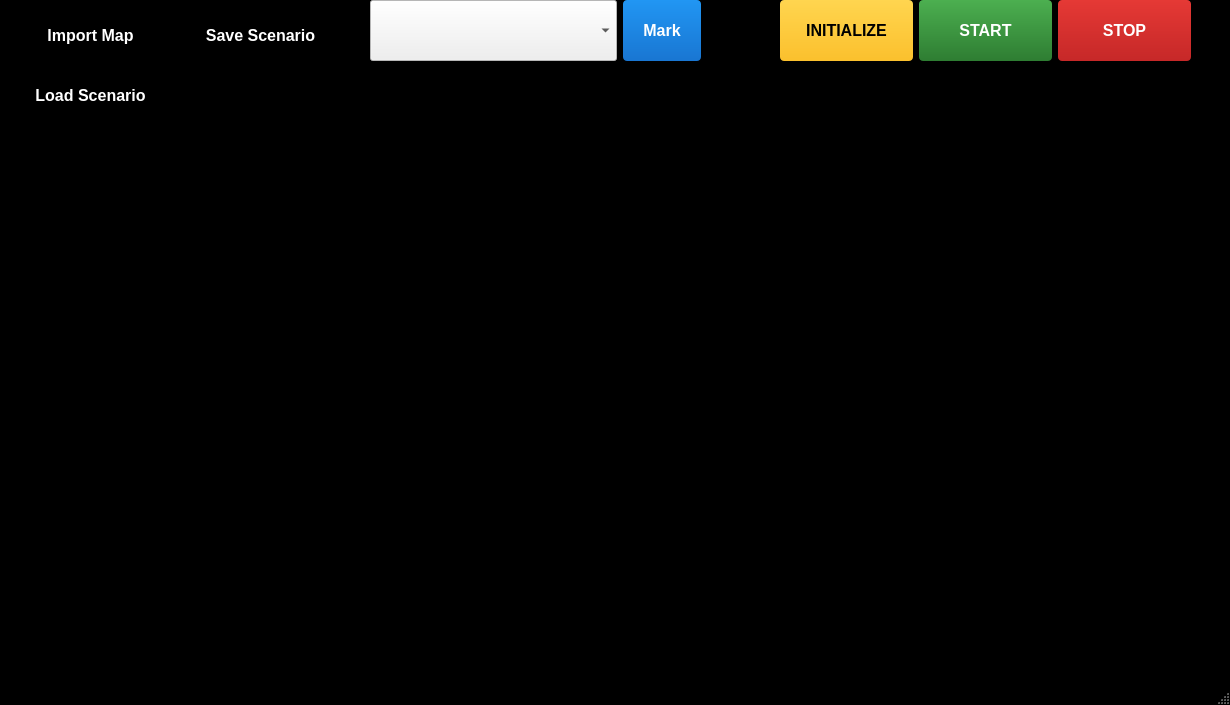
Above: cvistarplanner.ui from shridharbhandiwad/Zoppler_MissionPlannerQt before the change. Below: the same form after it.
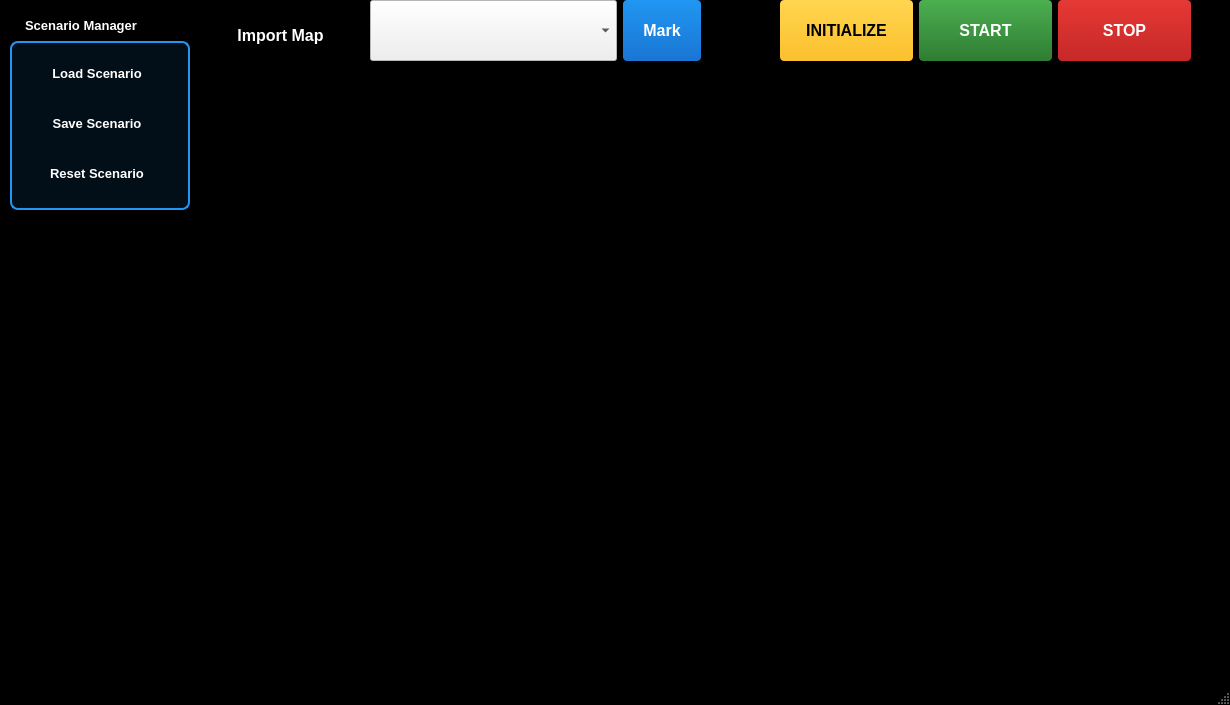
That is the form after the change. Custom widgets are drawn as their Qt base class.

Commit message:
feat: Add reset scenario functionality and UI tab
This commit introduces a new "Reset Scenario" button and integrates it into a "Scenario Manager" tab widget. The `CMapCanvas` class now has a `resetScenario` method to clear all objects and routes from the map. The UI has been updated to include the new tab and button, and the `CVistarPlanner` class handles the button click event.

```diff
--- a/cvistarplanner.ui
+++ b/cvistarplanner.ui
@@ -435,7 +435,7 @@
       <widget class="QPushButton" name="pushButton_ImportMaps">
        <property name="geometry">
         <rect>
-         <x>10</x>
+         <x>200</x>
          <y>10</y>
          <width>161</width>
          <height>51</height>
@@ -481,88 +481,79 @@
         <string>Import Map</string>
        </property>
       </widget>
-      <widget class="QPushButton" name="pushButton_SaveScenario">
+      <widget class="QTabWidget" name="tabWidget_ScenarioManager">
        <property name="geometry">
         <rect>
-         <x>180</x>
+         <x>10</x>
          <y>10</y>
-         <width>161</width>
-         <height>51</height>
+         <width>180</width>
+         <height>200</height>
         </rect>
        </property>
-       <property name="sizePolicy">
-        <sizepolicy hsizetype="Expanding" vsizetype="Expanding">
-         <horstretch>0</horstretch>
-         <verstretch>0</verstretch>
-        </sizepolicy>
-       </property>
        <property name="font">
         <font>
-         <pointsize>12</pointsize>
+         <pointsize>10</pointsize>
          <bold>true</bold>
         </font>
        </property>
-       <property name="autoFillBackground">
-        <bool>false</bool>
-       </property>
        <property name="styleSheet">
-        <string notr="true">QPushButton {
-    background-color: qlineargradient(x1:0, y1:0, x2:0, y2:1,
-                                      stop:0 #FF9800,
-                                      stop:1 #F57C00);
-    border: none;
-    color: white;
-    padding: 10px 20px;
+        <string notr="true">QTabWidget::pane {
+    border: 2px solid #2196F3;
     border-radius: 8px;
+    background-color: rgba(33, 150, 243, 0.1);
 }
 
-QPushButton:hover {
+QTabBar::tab {
     background-color: qlineargradient(x1:0, y1:0, x2:0, y2:1,
-                                      stop:0 #FFB74D,
-                                      stop:1 #FB8C00);
+                                      stop:0 #2196F3,
+                                      stop:1 #1976D2);
+    color: white;
+    padding: 8px 15px;
+    border-top-left-radius: 6px;
+    border-top-right-radius: 6px;
+    margin-right: 2px;
 }
 
-QPushButton:pressed {
-    background-color: #E65100;
+QTabBar::tab:selected {
+    background-color: qlineargradient(x1:0, y1:0, x2:0, y2:1,
+                                      stop:0 #42A5F5,
+                                      stop:1 #1E88E5);
+}
+
+QTabBar::tab:hover {
+    background-color: qlineargradient(x1:0, y1:0, x2:0, y2:1,
+                                      stop:0 #64B5F6,
+                                      stop:1 #2196F3);
 }</string>
        </property>
-       <property name="text">
-        <string>Save Scenario</string>
-       </property>
-      </widget>
-      <widget class="QPushButton" name="pushButton_LoadScenario">
-       <property name="geometry">
-        <rect>
-         <x>10</x>
-         <y>70</y>
-         <width>161</width>
-         <height>51</height>
-        </rect>
-       </property>
-       <property name="sizePolicy">
-        <sizepolicy hsizetype="Expanding" vsizetype="Expanding">
-         <horstretch>0</horstretch>
-         <verstretch>0</verstretch>
-        </sizepolicy>
-       </property>
-       <property name="font">
-        <font>
-         <pointsize>12</pointsize>
-         <bold>true</bold>
-        </font>
-       </property>
-       <property name="autoFillBackground">
-        <bool>false</bool>
-       </property>
-       <property name="styleSheet">
-        <string notr="true">QPushButton {
+       <widget class="QWidget" name="tab_ScenarioManager">
+        <attribute name="title">
+         <string>Scenario Manager</string>
+        </attribute>
+        <widget class="QPushButton" name="pushButton_LoadScenario">
+         <property name="geometry">
+          <rect>
+           <x>10</x>
+           <y>10</y>
+           <width>150</width>
+           <height>40</height>
+          </rect>
+         </property>
+         <property name="font">
+          <font>
+           <pointsize>10</pointsize>
+           <bold>true</bold>
+          </font>
+         </property>
+         <property name="styleSheet">
+          <string notr="true">QPushButton {
     background-color: qlineargradient(x1:0, y1:0, x2:0, y2:1,
                                       stop:0 #00BCD4,
                                       stop:1 #0097A7);
     border: none;
     color: white;
-    padding: 10px 20px;
-    border-radius: 8px;
+    padding: 8px 16px;
+    border-radius: 6px;
 }
 
 QPushButton:hover {
@@ -574,10 +565,92 @@
 QPushButton:pressed {
     background-color: #00838F;
 }</string>
-       </property>
-       <property name="text">
-        <string>Load Scenario</string>
-       </property>
+         </property>
+         <property name="text">
+          <string>Load Scenario</string>
+         </property>
+        </widget>
+        <widget class="QPushButton" name="pushButton_SaveScenario">
+         <property name="geometry">
+          <rect>
+           <x>10</x>
+           <y>60</y>
+           <width>150</width>
+           <height>40</height>
+          </rect>
+         </property>
+         <property name="font">
+          <font>
+           <pointsize>10</pointsize>
+           <bold>true</bold>
+          </font>
+         </property>
+         <property name="styleSheet">
+          <string notr="true">QPushButton {
+    background-color: qlineargradient(x1:0, y1:0, x2:0, y2:1,
+                                      stop:0 #FF9800,
+                                      stop:1 #F57C00);
+    border: none;
+    color: white;
+    padding: 8px 16px;
+    border-radius: 6px;
+}
+
+QPushButton:hover {
+    background-color: qlineargradient(x1:0, y1:0, x2:0, y2:1,
+                                      stop:0 #FFB74D,
+                                      stop:1 #FB8C00);
+}
+
+QPushButton:pressed {
+    background-color: #E65100;
+}</string>
+         </property>
+         <property name="text">
+          <string>Save Scenario</string>
+         </property>
+        </widget>
+        <widget class="QPushButton" name="pushButton_ResetScenario">
+         <property name="geometry">
+          <rect>
+           <x>10</x>
+           <y>110</y>
+           <width>150</width>
+           <height>40</height>
+          </rect>
+         </property>
+         <property name="font">
+          <font>
+           <pointsize>10</pointsize>
+           <bold>true</bold>
+          </font>
+         </property>
+         <property name="styleSheet">
+          <string notr="true">QPushButton {
+    background-color: qlineargradient(x1:0, y1:0, x2:0, y2:1,
+                                      stop:0 #F44336,
+                                      stop:1 #D32F2F);
+    border: none;
+    color: white;
+    padding: 8px 16px;
+    border-radius: 6px;
+}
+
+QPushButton:hover {
+    background-color: qlineargradient(x1:0, y1:0, x2:0, y2:1,
+                                      stop:0 #EF5350,
+                                      stop:1 #E53935);
+}
+
+QPushButton:pressed {
+    background-color: #C62828;
+}</string>
+         </property>
+         <property name="text">
+          <string>Reset Scenario</string>
+         </property>
+        </widget>
+       </widget>
       </widget>
      </widget>
     </item>
```
The commit also changes 5 other files.
